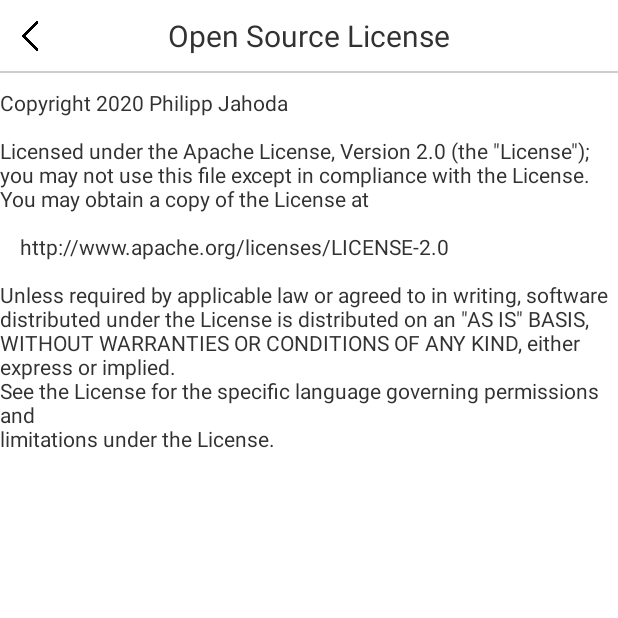
After one commit to zzoaJW/Lid, an Android app: the OpenLicenseList screen opened directly, with no data from a screen before it, on a phone screen of 412 x 824 dp, the top half of it. The commit adds this screen. Run offline under Robolectric (Android 15) with nearby library versions, the phone set to English and light mode, and no system bars.

Commit message:
open source license update

```diff
--- a/app/src/main/AndroidManifest.xml
+++ b/app/src/main/AndroidManifest.xml
@@ -29,6 +29,7 @@
         <activity android:name=".UserLetter"/>
         <activity android:name=".DrinkPostingSelectNote"/>
         <activity android:name=".DrinkPostingNoteBeer"/>
+        <activity android:name=".OpenLicenseList"/>
     </application>
 
 </manifest>
--- /dev/null
+++ b/app/src/main/java/com/z0o0a/lid/OpenLicenseList.kt
@@ -0,0 +1,35 @@
+package com.z0o0a.lid
+
+import android.os.Bundle
+import androidx.appcompat.app.AppCompatActivity
+import com.z0o0a.lid.databinding.OpenLicenseListBinding
+
+class OpenLicenseList : AppCompatActivity() {
+    private lateinit var binding: OpenLicenseListBinding
+
+    override fun onCreate(savedInstanceState: Bundle?) {
+        super.onCreate(savedInstanceState)
+        binding = OpenLicenseListBinding.inflate(layoutInflater)
+        val view = binding.root
+        setContentView(view)
+
+        binding.txtList.text = """Copyright 2020 Philipp Jahoda
+
+Licensed under the Apache License, Version 2.0 (the "License");
+you may not use this file except in compliance with the License.
+You may obtain a copy of the License at
+
+    http://www.apache.org/licenses/LICENSE-2.0
+
+Unless required by applicable law or agreed to in writing, software
+distributed under the License is distributed on an "AS IS" BASIS,
+WITHOUT WARRANTIES OR CONDITIONS OF ANY KIND, either express or implied.
+See the License for the specific language governing permissions and
+limitations under the License."""
+
+        binding.btnBackUserpage.setOnClickListener {
+            finish()
+        }
+
+    }
+}
--- a/app/src/main/res/layout/item_drink_list.xml
+++ b/app/src/main/res/layout/item_drink_list.xml
@@ -7,8 +7,8 @@
     android:background="@drawable/item_drink_list_background"
     android:paddingVertical="15dp"
     android:paddingHorizontal="30dp"
-    android:layout_marginTop="20dp"
-    android:layout_marginHorizontal="15dp">
+    android:layout_marginTop="25dp"
+    android:layout_marginHorizontal="25dp">
 
     <ImageView
         android:id="@+id/item_list_drink_img"
--- a/app/src/main/res/layout/life_is_drink.xml
+++ b/app/src/main/res/layout/life_is_drink.xml
@@ -35,7 +35,7 @@
                 android:text="Life is Drink"
                 android:textColor="@color/font_default"
                 android:textSize="20dp"
-                app:layout_constraintEnd_toEndOf="@+id/view4"
+                app:layout_constraintEnd_toEndOf="parent"
                 app:layout_constraintStart_toStartOf="parent"
                 app:layout_constraintTop_toTopOf="parent" />
 
--- /dev/null
+++ b/app/src/main/res/layout/open_license_list.xml
@@ -0,0 +1,53 @@
+<?xml version="1.0" encoding="utf-8"?>
+<androidx.constraintlayout.widget.ConstraintLayout xmlns:android="http://schemas.android.com/apk/res/android"
+    xmlns:tools="http://schemas.android.com/tools"
+    android:layout_width="match_parent"
+    android:layout_height="match_parent"
+    xmlns:app="http://schemas.android.com/apk/res-auto"
+    android:background="@color/lid_background">
+
+    <ImageButton
+        android:id="@+id/btn_back_userpage"
+        android:layout_width="40dp"
+        android:layout_height="40dp"
+        android:background="#00ff0000"
+        android:padding="10dp"
+        android:scaleType="fitCenter"
+        app:layout_constraintBottom_toTopOf="@+id/view9"
+        app:layout_constraintStart_toStartOf="parent"
+        app:layout_constraintTop_toTopOf="parent"
+        app:srcCompat="@drawable/back" />
+
+    <TextView
+        android:id="@+id/txt_open_license"
+        android:layout_width="wrap_content"
+        android:layout_height="wrap_content"
+        android:layout_marginTop="10dp"
+        android:text="Open Source License"
+        android:textColor="@color/font_default"
+        android:textSize="20dp"
+        app:layout_constraintEnd_toEndOf="parent"
+        app:layout_constraintStart_toStartOf="parent"
+        app:layout_constraintTop_toTopOf="parent" />
+
+    <View
+        android:id="@+id/view9"
+        android:layout_width="0dp"
+        android:layout_height="1dp"
+        android:background="@color/font_gray"
+        android:layout_marginTop="10dp"
+        app:layout_constraintEnd_toEndOf="parent"
+        app:layout_constraintStart_toStartOf="parent"
+        app:layout_constraintTop_toBottomOf="@+id/txt_open_license" />
+
+    <TextView
+        android:id="@+id/txt_list"
+        android:layout_width="wrap_content"
+        android:layout_height="wrap_content"
+        android:layout_marginTop="10dp"
+        android:text=""
+        android:textColor="@color/font_default"
+        app:layout_constraintStart_toStartOf="parent"
+        app:layout_constraintTop_toBottomOf="@+id/view9" />
+
+</androidx.constraintlayout.widget.ConstraintLayout>
--- a/app/src/main/res/layout/user_letter.xml
+++ b/app/src/main/res/layout/user_letter.xml
@@ -25,7 +25,7 @@
         android:layout_height="wrap_content"
         android:layout_marginStart="20dp"
         android:layout_marginTop="20dp"
-        android:text="문의하기"
+        android:text="고객센터"
         android:textColor="@color/font_default"
         android:textSize="20dp"
         android:textStyle="bold"
@@ -77,7 +77,6 @@
         android:lineSpacingExtra="5dp"
         android:text="* 메일 제목에 [LiD 문의]를 기입해 주셔야 정상 접수됩니다.\n* 사진을 첨부해 주시면 정확한 답변을 받으실 수 있습니다."
         android:textColor="@color/font_gray"
-        android:textStyle="bold"
         app:layout_constraintStart_toStartOf="parent"
         app:layout_constraintTop_toBottomOf="@+id/btn_copy_mail" />
 
```
Also changed, not shown: app/src/main/java/com/z0o0a/lid/MainFragmentUser.kt (+13 -2 lines), app/src/main/res/drawable/btn_background.xml (added, +13 -0 lines), app/src/main/res/layout/main_fragment_user.xml (+8 -55 lines).
